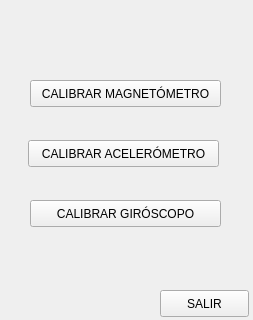
Qt form Vistas/PhWSetParametros.ui (dpalominop/PhuruCAD) before a commit.
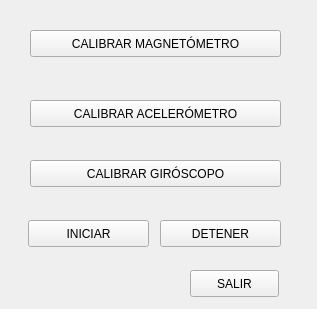
The same form after that commit.

Commit message: Actualización de vista de ventana de trabajo. Falta funcionalidad.

What changed in the file:
```diff
--- a/Vistas/PhWSetParametros.ui
+++ b/Vistas/PhWSetParametros.ui
@@ -6,8 +6,8 @@
    <rect>
     <x>0</x>
     <y>0</y>
-    <width>253</width>
-    <height>320</height>
+    <width>317</width>
+    <height>309</height>
    </rect>
   </property>
   <property name="windowTitle">
@@ -17,8 +17,8 @@
    <property name="geometry">
     <rect>
      <x>30</x>
-     <y>80</y>
-     <width>191</width>
+     <y>30</y>
+     <width>251</width>
      <height>27</height>
     </rect>
    </property>
@@ -29,9 +29,9 @@
   <widget class="QPushButton" name="SetAcelerometro">
    <property name="geometry">
     <rect>
-     <x>28</x>
-     <y>140</y>
-     <width>191</width>
+     <x>30</x>
+     <y>100</y>
+     <width>251</width>
      <height>27</height>
     </rect>
    </property>
@@ -43,8 +43,8 @@
    <property name="geometry">
     <rect>
      <x>30</x>
-     <y>200</y>
-     <width>191</width>
+     <y>160</y>
+     <width>251</width>
      <height>27</height>
     </rect>
    </property>
@@ -55,8 +55,8 @@
   <widget class="QPushButton" name="Salir">
    <property name="geometry">
     <rect>
-     <x>160</x>
-     <y>290</y>
+     <x>190</x>
+     <y>270</y>
      <width>89</width>
      <height>27</height>
     </rect>
@@ -65,6 +65,32 @@
     <string>SALIR</string>
    </property>
   </widget>
+  <widget class="QPushButton" name="Detener">
+   <property name="geometry">
+    <rect>
+     <x>160</x>
+     <y>220</y>
+     <width>121</width>
+     <height>27</height>
+    </rect>
+   </property>
+   <property name="text">
+    <string>DETENER</string>
+   </property>
+  </widget>
+  <widget class="QPushButton" name="Iniciar">
+   <property name="geometry">
+    <rect>
+     <x>28</x>
+     <y>220</y>
+     <width>121</width>
+     <height>27</height>
+    </rect>
+   </property>
+   <property name="text">
+    <string>INICIAR</string>
+   </property>
+  </widget>
  </widget>
  <resources/>
  <connections/>
```
The commit also changes 1 other file.
